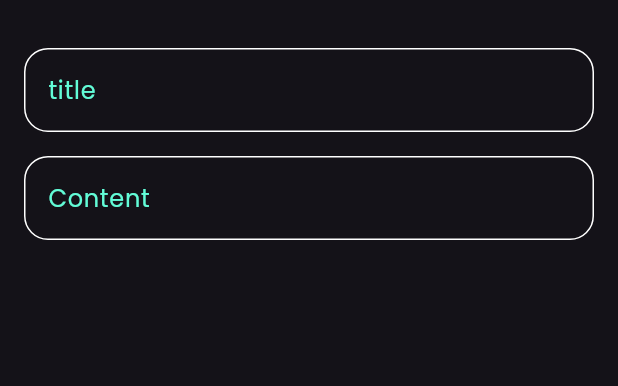
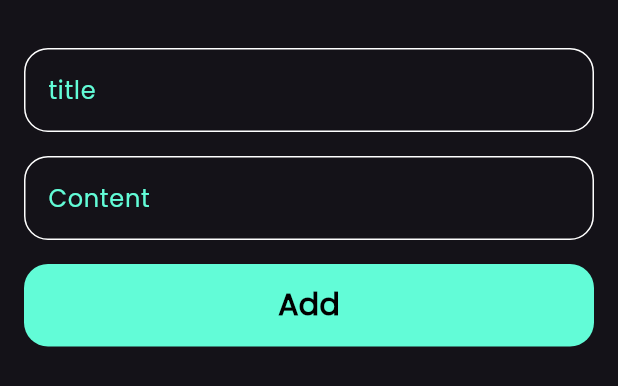
Before and after one commit to johnmikheal/notes_app, a Flutter app: the AddNoteModelSheet widget shown alone on an empty page, opened directly, on a phone screen of 412 x 824 dp. Shown: the top 386 px of the screen. Run offline on Flutter 3.47's test engine with Material 3 defaults, Android fonts, the phone set to English and light mode, and no system bars.

Commit message:
finish notes button sheet

```diff
--- a/lib/widgets/Add_Note_Model_Sheet.dart
+++ b/lib/widgets/Add_Note_Model_Sheet.dart
@@ -1,4 +1,6 @@
 import 'package:flutter/material.dart';
+import 'package:tkuo/const.dart';
+import 'package:tkuo/widgets/custom_button.dart';
 import 'package:tkuo/widgets/custom_text_field.dart';
 
 class AddNoteModelSheet extends StatelessWidget {
@@ -8,6 +10,7 @@ class AddNoteModelSheet extends StatelessWidget {
   Widget build(BuildContext context) {
     return Padding(
       padding: const EdgeInsets.symmetric(horizontal: 16),
+      child: SingleChildScrollView(
         child: Column(
           children: const [
             SizedBox(
@@ -23,7 +26,15 @@ class AddNoteModelSheet extends StatelessWidget {
               maxLines: 5,
               hint: 'Content',
             ),
+            SizedBox(
+              height: 16,
+            ),
+            CustomButton(),
+            SizedBox(
+              height: 50,
+            )
           ],
+        ),
       ),
     );
   }
--- /dev/null
+++ b/lib/widgets/custom_button.dart
@@ -0,0 +1,23 @@
+import 'package:flutter/material.dart';
+import 'package:tkuo/const.dart';
+
+class CustomButton extends StatelessWidget {
+  const CustomButton({super.key});
+
+  @override
+  Widget build(BuildContext context) {
+    return Container(
+      width: MediaQuery.of(context).size.width,
+      height: 55,
+      decoration: BoxDecoration(
+          color: KprimaryColor, borderRadius: BorderRadius.circular(16)),
+      child: const Center(
+        child: Text(
+          'Add',
+          style: TextStyle(
+              color: Colors.black, fontSize: 20, fontWeight: FontWeight.bold),
+        ),
+      ),
+    );
+  }
+}
```
Also changed, not shown: 4 other files. Lines whose indentation alone changed are shown as unchanged.
